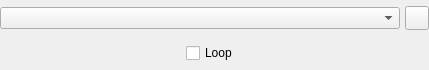
Old version of the form src/GUI/PlayerPlugins/Bookmarks/GUI_Bookmarks.ui in the repository return42/sayonara.
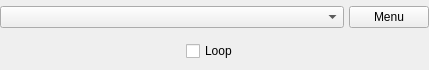
New version of the form. The open tabs and pages were chosen to show the change. Icons and pictures are not drawn. Custom widgets are drawn as their Qt base class.

What changed in the file:
```diff
--- a/src/GUI/PlayerPlugins/Bookmarks/GUI_Bookmarks.ui
+++ b/src/GUI/PlayerPlugins/Bookmarks/GUI_Bookmarks.ui
@@ -43,14 +43,8 @@
      </item>
      <item>
       <widget class="MenuToolButton" name="btn_tool">
-       <property name="maximumSize">
-        <size>
-         <width>24</width>
-         <height>24</height>
-        </size>
-       </property>
        <property name="text">
-        <string/>
+        <string>Menu</string>
        </property>
       </widget>
      </item>
```
Left out of the diff: 8 changed lines with no effect on the pictures.
